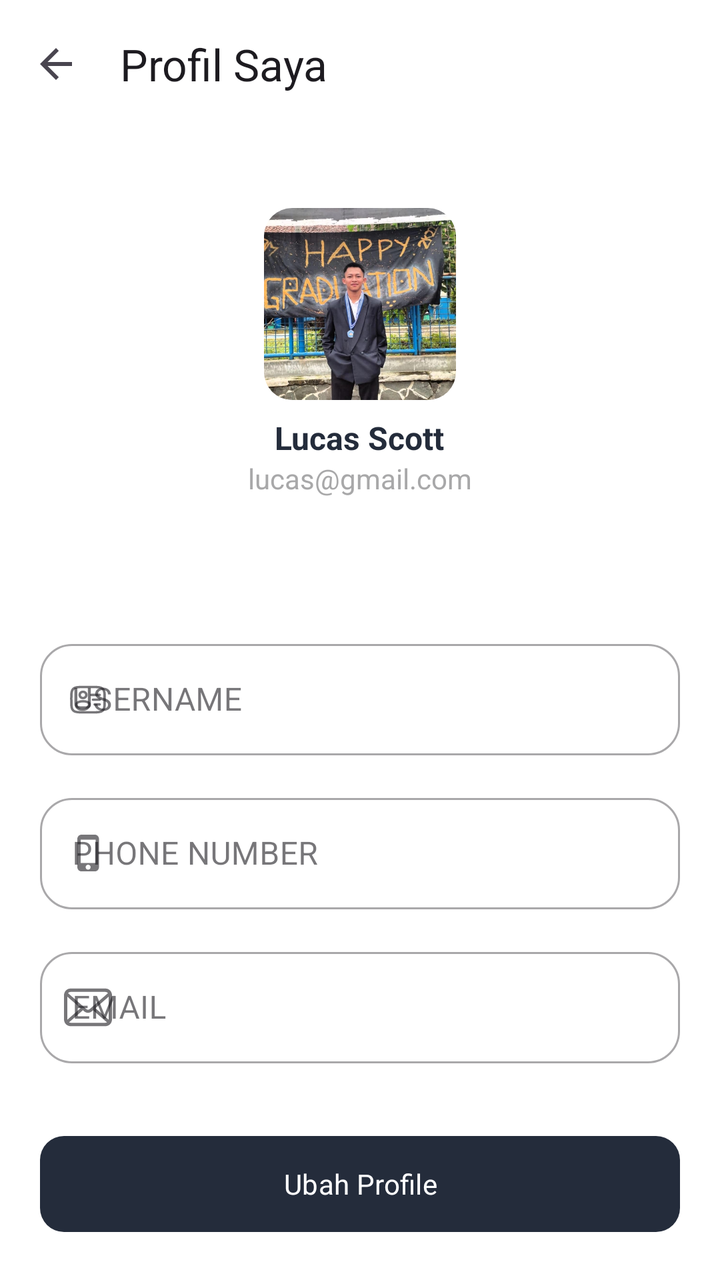
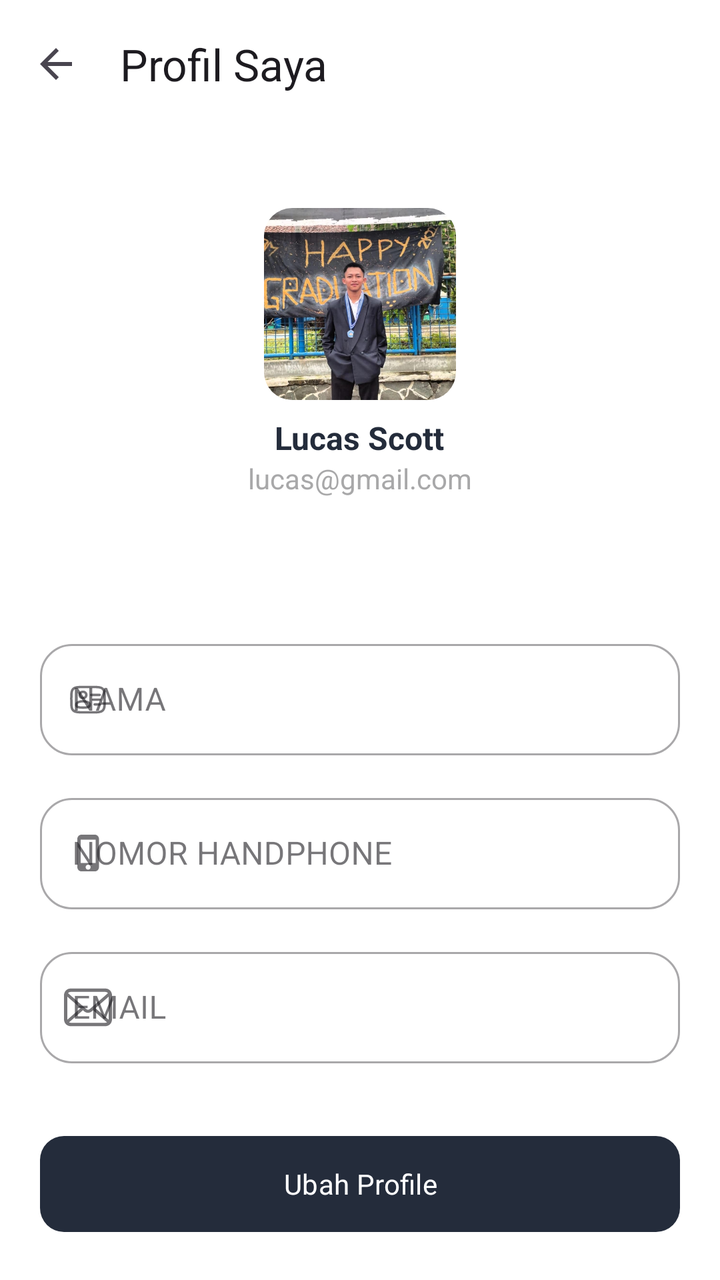

Before-and-after screenshots of an Android layout around one commit, followed by the original layout XML and the change that was made.
<!-- AndroidManifest.xml: application theme Theme.WarkopGundar -->
<!-- res/layout/activity_setting_profile.xml -->
<?xml version="1.0" encoding="utf-8"?>
<androidx.constraintlayout.widget.ConstraintLayout xmlns:android="http://schemas.android.com/apk/res/android"
    xmlns:app="http://schemas.android.com/apk/res-auto"
    xmlns:tools="http://schemas.android.com/tools"
    android:id="@+id/main"
    android:layout_width="match_parent"
    android:layout_height="match_parent"
    tools:context=".features.dashboard.fragments.settings.SettingProfileActivity">

    <androidx.appcompat.widget.Toolbar
        android:id="@+id/toolbarContact"
        android:layout_width="match_parent"
        android:layout_height="?attr/actionBarSize"
        android:background="@android:color/white"

        app:layout_constraintTop_toTopOf="parent"
        app:layout_constraintStart_toStartOf="parent"

        app:title="Profil Saya"
        app:navigationIcon="?attr/homeAsUpIndicator"
        app:elevation="4dp" />

    <LinearLayout
        android:id="@+id/profileHeader"
        android:layout_width="wrap_content"
        android:layout_height="wrap_content"
        android:orientation="vertical"
        android:gravity="center"
        android:padding="16dp"
        android:layout_marginTop="@dimen/spacing_l"
        app:layout_constraintTop_toBottomOf="@id/toolbarContact"
        app:layout_constraintStart_toStartOf="parent"
        app:layout_constraintEnd_toEndOf="parent">

        <FrameLayout
            android:layout_width="96dp"
            android:layout_height="96dp">
            <com.google.android.material.imageview.ShapeableImageView
                android:id="@+id/imgProfile"
                android:layout_width="96dp"
                android:layout_height="96dp"
                android:src="@drawable/img_profile_default"
                android:scaleType="centerCrop"
                app:shapeAppearanceOverlay="@style/RoundedSquare" />
        </FrameLayout>

        <TextView
            android:id="@+id/tvHeaderUsername"
            android:layout_marginTop="@dimen/spacing_s"
            android:layout_width="wrap_content"
            android:layout_height="wrap_content"
            android:text="Lucas Scott"
            android:textStyle="bold"
            android:textSize="16sp"
            android:textColor="@color/primary" />

        <TextView
            android:id="@+id/tvHeaderEmail"
            android:layout_width="wrap_content"
            android:layout_height="wrap_content"
            android:text="\lucas@gmail.com"
            android:textSize="14sp"
            android:textColor="@color/gray" />
    </LinearLayout>

    <LinearLayout
        android:layout_width="match_parent"
        android:layout_height="wrap_content"
        android:orientation="vertical"
        android:gravity="center"
        android:layout_marginTop="@dimen/spacing_xl"
        android:layout_marginHorizontal="@dimen/main_margin"
        app:layout_constraintTop_toBottomOf="@id/profileHeader"
        app:layout_constraintStart_toStartOf="parent"
        app:layout_constraintEnd_toEndOf="parent">

        <com.google.android.material.textfield.TextInputLayout
            android:id="@+id/tilUsername"
            style="@style/Widget.MaterialComponents.TextInputLayout.OutlinedBox"
            android:layout_width="match_parent"
            android:layout_height="wrap_content"
            android:layout_marginTop="20dp"
            android:hint="USERNAME"
            app:boxCornerRadiusBottomEnd="16dp"
            app:boxCornerRadiusBottomStart="16dp"
            app:boxCornerRadiusTopEnd="16dp"
            app:boxCornerRadiusTopStart="16dp"
            app:startIconDrawable="@drawable/icon_user_card">

            <com.google.android.material.textfield.TextInputEditText
                android:id="@+id/inputUsername"
                android:layout_width="match_parent"
                android:layout_height="wrap_content"
                android:inputType="text" />
        </com.google.android.material.textfield.TextInputLayout>

        <com.google.android.material.textfield.TextInputLayout
            android:id="@+id/tilPhoneNumber"
            style="@style/Widget.MaterialComponents.TextInputLayout.OutlinedBox"
            android:layout_width="match_parent"
            android:layout_height="wrap_content"
            android:layout_marginTop="16dp"
            android:hint="PHONE NUMBER"
            app:boxCornerRadiusBottomEnd="16dp"
            app:boxCornerRadiusBottomStart="16dp"
            app:boxCornerRadiusTopEnd="16dp"
            app:boxCornerRadiusTopStart="16dp"
            app:startIconDrawable="@drawable/icon_phone">

            <com.google.android.material.textfield.TextInputEditText
                android:id="@+id/inputPhoneNumber"
                android:layout_width="match_parent"
                android:layout_height="wrap_content"
                android:inputType="phone" />
        </com.google.android.material.textfield.TextInputLayout>

        <com.google.android.material.textfield.TextInputLayout
            android:id="@+id/tilEmail"
            style="@style/Widget.MaterialComponents.TextInputLayout.OutlinedBox"
            android:layout_width="match_parent"
            android:layout_height="wrap_content"
            android:layout_marginTop="16dp"
            android:hint="EMAIL"
            app:boxCornerRadiusBottomEnd="16dp"
            app:boxCornerRadiusBottomStart="16dp"
            app:boxCornerRadiusTopEnd="16dp"
            app:boxCornerRadiusTopStart="16dp"
            app:startIconDrawable="@drawable/icon_email">

            <com.google.android.material.textfield.TextInputEditText
                android:id="@+id/inputEmail"
                android:layout_width="match_parent"
                android:layout_height="wrap_content"
                android:inputType="textEmailAddress" />
        </com.google.android.material.textfield.TextInputLayout>
    </LinearLayout>

    <com.google.android.material.button.MaterialButton
        android:id="@+id/actionUpdate"
        android:layout_width="0dp"
        android:layout_height="56dp"
        android:text="Ubah Profile"
        android:textAllCaps="false"
        android:layout_marginBottom="@dimen/main_margin"
        android:layout_marginHorizontal="@dimen/main_margin"
        app:backgroundTint="@color/primary"
        app:cornerRadius="12dp"
        app:layout_constraintBottom_toBottomOf="parent"
        app:layout_constraintStart_toStartOf="parent"
        app:layout_constraintEnd_toEndOf="parent"/>
</androidx.constraintlayout.widget.ConstraintLayout>
<!-- resources referenced by this layout -->
<resources>
  <color name="gray">#A8A8A9</color>
  <color name="primary">#242C3B</color>
  <dimen name="main_margin">20dp</dimen>
  <dimen name="spacing_l">24dp</dimen>
  <dimen name="spacing_s">8dp</dimen>
  <dimen name="spacing_xl">32dp</dimen>
  <!-- drawable icon_email (drawable) -->
  <vector xmlns:android="http://schemas.android.com/apk/res/android"
      android:width="24dp"
      android:height="24dp"
      android:viewportWidth="512"
      android:viewportHeight="512">
    <path
        android:pathData="M510.68,112.28c-2.31,-11.63 -7.46,-22.26 -14.66,-31.05c-1.52,-1.91 -3.1,-3.63 -4.82,-5.34c-12.76,-12.82 -30.66,-20.81 -50.21,-20.81H71.02c-19.56,0 -37.4,8 -50.21,20.81c-1.72,1.72 -3.3,3.43 -4.82,5.34C8.78,90.01 3.63,100.65 1.39,112.28C0.46,116.76 0,121.4 0,126.09V385.92c0,9.97 2.11,19.55 5.88,28.2c3.5,8.26 8.65,15.73 14.93,22c1.59,1.59 3.17,3.04 4.89,4.49c12.29,10.18 28.15,16.32 45.32,16.32h369.96c17.18,0 33.11,-6.14 45.32,-16.38c1.72,-1.39 3.31,-2.84 4.89,-4.43c6.27,-6.27 11.43,-13.74 14.99,-22v-0.06c3.77,-8.65 5.81,-18.17 5.81,-28.14V126.09C512,121.4 511.54,116.76 510.68,112.28zM46.51,101.57c6.34,-6.34 14.87,-10.18 24.51,-10.18h369.96c9.65,0 18.24,3.84 24.51,10.18c1.12,1.13 2.18,2.39 3.11,3.64L274.7,274.2c-5.35,4.69 -11.95,7 -18.7,7c-6.67,0 -13.28,-2.32 -18.69,-7L43.47,105.14C44.33,103.89 45.39,102.7 46.51,101.57zM36.33,385.92V142.74L176.66,265.15L36.4,387.43C36.33,386.97 36.33,386.45 36.33,385.92zM440.98,420.6H71.02c-6.28,0 -12.16,-1.65 -17.17,-4.55l147.98,-128.96l13.81,12.02c11.56,10.05 26.03,15.13 40.36,15.13c14.41,0 28.87,-5.09 40.43,-15.13l13.81,-12.02l147.92,128.96C453.14,418.95 447.26,420.6 440.98,420.6zM475.67,385.92c0,0.53 0,1.05 -0.07,1.51L335.35,265.22L475.67,142.8V385.92z"
        android:fillColor="#000000"/>
  </vector>
  <!-- drawable icon_phone (drawable) -->
  <?xml version="1.0" encoding="utf-8"?>
  <vector xmlns:android="http://schemas.android.com/apk/res/android"
      android:width="11dp"
      android:height="19dp"
      android:viewportWidth="11"
      android:viewportHeight="19">
    <path
        android:pathData="M8.75,0H2.07C0.938,0 0,0.938 0,2.109V16.25C0,17.422 0.938,18.359 2.07,18.359H8.75C9.883,18.359 10.82,17.422 10.82,16.25V2.109C10.82,0.938 9.883,0 8.75,0ZM5.391,17.5C4.727,17.5 4.141,16.953 4.141,16.25C4.141,15.586 4.727,15 5.391,15C6.094,15 6.641,15.586 6.641,16.25C6.641,16.953 6.094,17.5 5.391,17.5ZM9.141,14.18H1.641V2.5H9.141V14.18Z"
        android:fillColor="@color/primary"/>
  </vector>
  <!-- drawable icon_user_card: vector/xml drawable (drawable, 3449 chars, omitted) -->
  <!-- drawable img_profile_default: jpeg bitmap (drawable, 103104 bytes) -->
  <style name="RoundedSquare" parent="ShapeAppearance.MaterialComponents.MediumComponent">
          <item name="cornerSize">14dp</item>
      </style>
  <style name="Theme.WarkopGundar" parent="Base.Theme.WarkopGundar" />
  <style name="Base.Theme.WarkopGundar" parent="Theme.Material3.DayNight.NoActionBar">
          
          
          <item name="android:windowBackground">@color/white</item>
          <item name="android:colorBackground">@color/white</item>
          <item name="fontFamily">@font/poppins_regular</item>
          <item name="textFillColor">@color/primary</item>
      </style>
  <color name="white">#FFFFFFFF</color>
</resources>

<!-- the commit's change to res/layout/activity_setting_profile.xml (unified diff, before → after) -->
@@ -80,7 +80,7 @@
             android:layout_width="match_parent"
             android:layout_height="wrap_content"
             android:layout_marginTop="20dp"
-            android:hint="USERNAME"
+            android:hint="NAMA"
             app:boxCornerRadiusBottomEnd="16dp"
             app:boxCornerRadiusBottomStart="16dp"
             app:boxCornerRadiusTopEnd="16dp"
@@ -100,7 +100,7 @@
             android:layout_width="match_parent"
             android:layout_height="wrap_content"
             android:layout_marginTop="16dp"
-            android:hint="PHONE NUMBER"
+            android:hint="NOMOR HANDPHONE"
             app:boxCornerRadiusBottomEnd="16dp"
             app:boxCornerRadiusBottomStart="16dp"
             app:boxCornerRadiusTopEnd="16dp"
